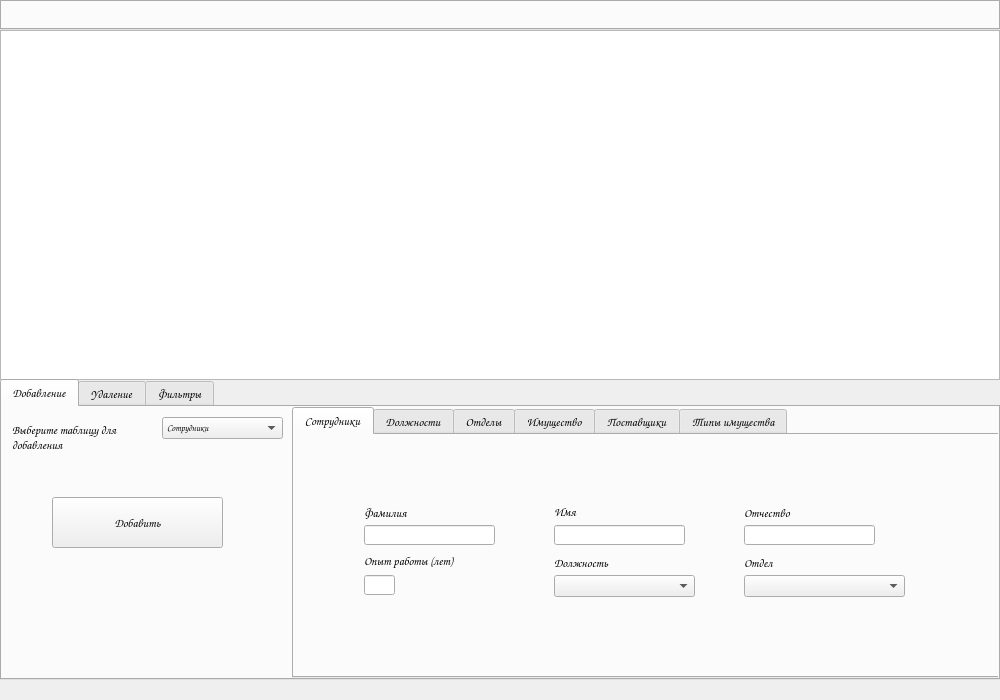
Old version of the form untitled.ui in the repository k0rog/TRPO_Practice.
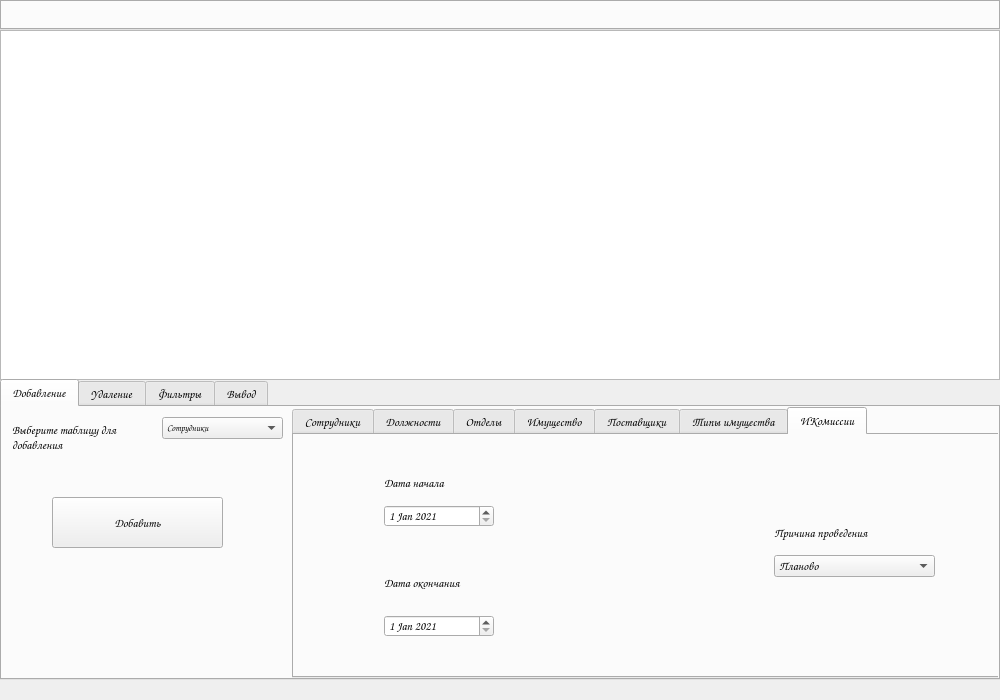
New version of the form. The open tabs and pages were chosen to show the change.

```diff
--- a/untitled.ui
+++ b/untitled.ui
@@ -227,7 +227,7 @@
        <string notr="true">c</string>
       </property>
       <property name="currentIndex">
-       <number>0</number>
+       <number>6</number>
       </property>
       <widget class="QWidget" name="staff">
        <property name="enabled">
@@ -1066,6 +1066,142 @@
         </property>
        </widget>
       </widget>
+      <widget class="QWidget" name="tab">
+       <attribute name="title">
+        <string>ИКомиссии</string>
+       </attribute>
+       <widget class="QComboBox" name="comboBox">
+        <property name="geometry">
+         <rect>
+          <x>480</x>
+          <y>120</y>
+          <width>161</width>
+          <height>22</height>
+         </rect>
+        </property>
+        <property name="font">
+         <font>
+          <family>Comic Sans MS</family>
+          <pointsize>9</pointsize>
+          <weight>75</weight>
+          <bold>true</bold>
+         </font>
+        </property>
+        <item>
+         <property name="text">
+          <string>Планово</string>
+         </property>
+        </item>
+        <item>
+         <property name="text">
+          <string>Выявлена кража</string>
+         </property>
+        </item>
+       </widget>
+       <widget class="QLabel" name="label_19">
+        <property name="geometry">
+         <rect>
+          <x>90</x>
+          <y>40</y>
+          <width>121</width>
+          <height>16</height>
+         </rect>
+        </property>
+        <property name="font">
+         <font>
+          <family>Comic Sans MS</family>
+          <pointsize>9</pointsize>
+          <weight>75</weight>
+          <bold>true</bold>
+         </font>
+        </property>
+        <property name="text">
+         <string>Дата начала</string>
+        </property>
+       </widget>
+       <widget class="QLabel" name="label_20">
+        <property name="geometry">
+         <rect>
+          <x>90</x>
+          <y>140</y>
+          <width>131</width>
+          <height>16</height>
+         </rect>
+        </property>
+        <property name="font">
+         <font>
+          <family>Comic Sans MS</family>
+          <pointsize>9</pointsize>
+          <weight>75</weight>
+          <bold>true</bold>
+         </font>
+        </property>
+        <property name="text">
+         <string>Дата окончания</string>
+        </property>
+       </widget>
+       <widget class="QLabel" name="label_21">
+        <property name="geometry">
+         <rect>
+          <x>480</x>
+          <y>90</y>
+          <width>161</width>
+          <height>16</height>
+         </rect>
+        </property>
+        <property name="font">
+         <font>
+          <family>Comic Sans MS</family>
+          <pointsize>9</pointsize>
+          <weight>75</weight>
+          <bold>true</bold>
+         </font>
+        </property>
+        <property name="text">
+         <string>Причина проведения</string>
+        </property>
+       </widget>
+       <widget class="QDateEdit" name="dateEdit">
+        <property name="geometry">
+         <rect>
+          <x>90</x>
+          <y>70</y>
+          <width>110</width>
+          <height>22</height>
+         </rect>
+        </property>
+        <property name="dateTime">
+         <datetime>
+          <hour>0</hour>
+          <minute>0</minute>
+          <second>0</second>
+          <year>2021</year>
+          <month>1</month>
+          <day>1</day>
+         </datetime>
+        </property>
+       </widget>
+       <widget class="QDateEdit" name="dateEdit_2">
+        <property name="geometry">
+         <rect>
+          <x>90</x>
+          <y>180</y>
+          <width>110</width>
+          <height>22</height>
+         </rect>
+        </property>
+        <property name="dateTime">
+         <datetime>
+          <hour>0</hour>
+          <minute>0</minute>
+          <second>0</second>
+          <year>2021</year>
+          <month>1</month>
+          <day>1</day>
+         </datetime>
+        </property>
+       </widget>
+      </widget>
      </widget>
     </widget>
     <widget class="QWidget" name="removal">
@@ -2016,6 +2152,66 @@
       </property>
      </widget>
     </widget>
+    <widget class="QWidget" name="print">
+     <attribute name="title">
+      <string>Вывод</string>
+     </attribute>
+     <widget class="QPushButton" name="printInExcel">
+      <property name="geometry">
+       <rect>
+        <x>100</x>
+        <y>80</y>
+        <width>321</width>
+        <height>151</height>
+       </rect>
+      </property>
+      <property name="text">
+       <string>Вывести в Excel</string>
+      </property>
+     </widget>
+     <widget class="QPushButton" name="printInWordButton">
+      <property name="geometry">
+       <rect>
+        <x>590</x>
+        <y>80</y>
+        <width>331</width>
+        <height>151</height>
+       </rect>
+      </property>
+      <property name="text">
+       <string>Вывести в Word</string>
+      </property>
+     </widget>
+     <widget class="QLabel" name="label_17">
+      <property name="geometry">
+       <rect>
+        <x>110</x>
+        <y>40</y>
+        <width>301</width>
+        <height>16</height>
+       </rect>
+      </property>
+      <property name="text">
+       <string>Выводит данные последней комиссии</string>
+      </property>
+     </widget>
+     <widget class="QLabel" name="label_18">
+      <property name="geometry">
+       <rect>
+        <x>590</x>
+        <y>30</y>
+        <width>341</width>
+        <height>41</height>
+       </rect>
+      </property>
+      <property name="text">
+       <string>Выводит инвентаризационную опись последней инвентаризационной комиссии</string>
+      </property>
+      <property name="wordWrap">
+       <bool>true</bool>
+      </property>
+     </widget>
+    </widget>
    </widget>
   </widget>
   <widget class="QMenuBar" name="menubar">
```
Left out of the diff: 7 changed lines with no effect on the pictures.
